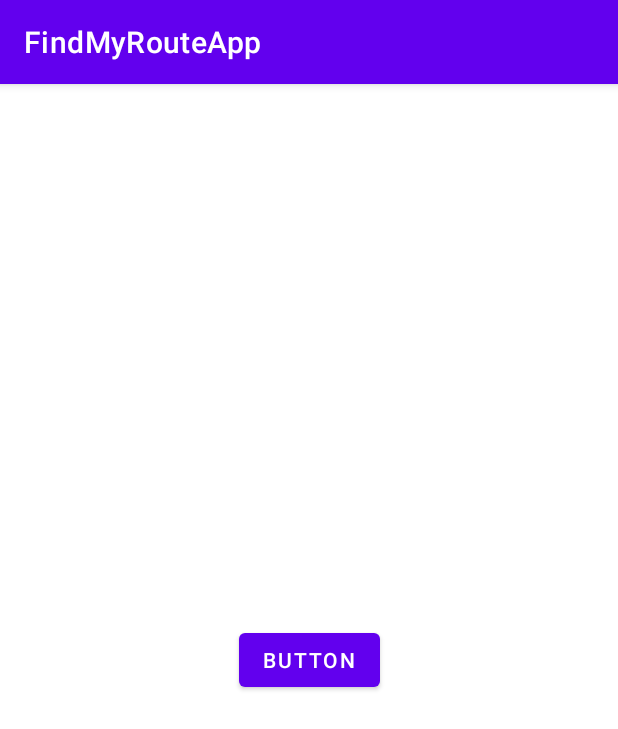
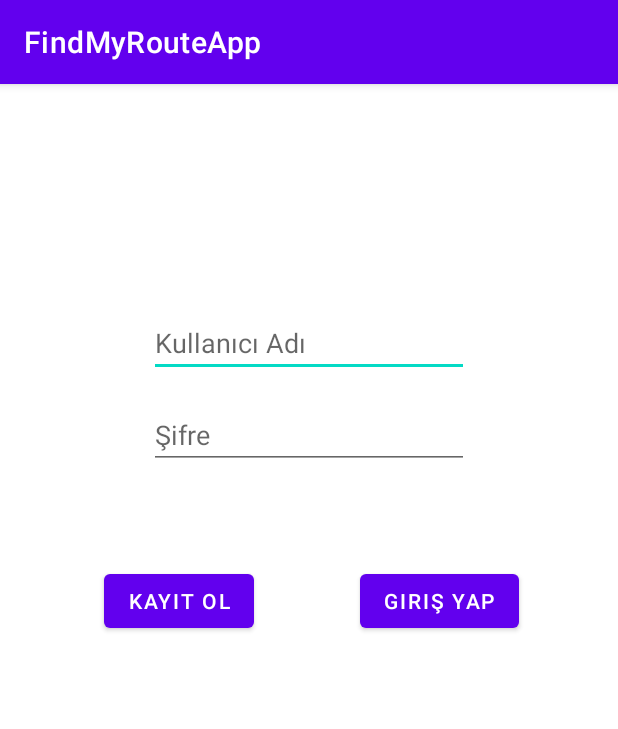
Before and after one commit to etasdemir/FindMyRoute, an Android app: the screen it shows after launch (LoginActivity), on a phone screen of 412 x 824 dp. Shown: the top 729 px of the screen. Run offline under Robolectric (Android 15) with nearby library versions, the phone set to English and light mode, and no system bars; our stand-ins replace Dagger/Hilt's generated code, Room's generated code, Timber; libraries missing offline, so code that uses them is left out: androidx.hilt.lifecycle.

Commit message:
Add sign in and sign up features

```diff
--- a/app/src/main/java/com/elacqua/findmyrouteapp/data/local/LocalRepository.kt
+++ b/app/src/main/java/com/elacqua/findmyrouteapp/data/local/LocalRepository.kt
@@ -1,7 +1,20 @@
 package com.elacqua.findmyrouteapp.data.local
 
+import com.elacqua.findmyrouteapp.data.local.dao.UserDao
+import com.elacqua.findmyrouteapp.data.local.model.User
 import javax.inject.Inject
+import javax.inject.Singleton
 
-class LocalRepository @Inject constructor() {
+@Singleton
+class LocalRepository @Inject constructor(
+    private val userDao: UserDao
+) {
+
+    suspend fun getUser(username: String, password: String) =
+        userDao.getUser(username, password)
+
+    suspend fun addUser(user: User) =
+        userDao.addUser(user)
+
 
 }
--- a/app/src/main/java/com/elacqua/findmyrouteapp/data/local/dao/UserDao.kt
+++ b/app/src/main/java/com/elacqua/findmyrouteapp/data/local/dao/UserDao.kt
@@ -10,10 +10,10 @@ import com.elacqua.findmyrouteapp.data.local.model.User
 @Dao
 interface UserDao {
 
-    @Insert(onConflict = OnConflictStrategy.ABORT)
+    @Insert(onConflict = OnConflictStrategy.IGNORE)
     suspend fun addUser(user: User): Long
 
     @Query("select * from User where username = :username and password = :password")
-    fun getUser(username: String, password: String): LiveData<User?>
+    suspend fun getUser(username: String, password: String): User?
 
 }
--- a/app/src/main/java/com/elacqua/findmyrouteapp/ui/login/LoginActivity.kt
+++ b/app/src/main/java/com/elacqua/findmyrouteapp/ui/login/LoginActivity.kt
@@ -1,8 +1,10 @@
 package com.elacqua.findmyrouteapp.ui.login
 
 import android.content.Intent
+import android.os.Bundle
+import android.widget.Toast
+import androidx.activity.viewModels
 import androidx.appcompat.app.AppCompatActivity
-import android.os.Bundle
 import com.elacqua.findmyrouteapp.R
 import com.elacqua.findmyrouteapp.ui.map.MapsActivity
 import dagger.hilt.android.AndroidEntryPoint
@@ -10,13 +12,80 @@ import kotlinx.android.synthetic.main.activity_main.*
 
 @AndroidEntryPoint
 class LoginActivity : AppCompatActivity() {
+
+    private val viewModel: LoginViewModel by viewModels()
+
     override fun onCreate(savedInstanceState: Bundle?) {
         super.onCreate(savedInstanceState)
         setContentView(R.layout.activity_main)
 
-        button.setOnClickListener {
-            navigateToMapActivity()
+        buttonSignInListener()
+        loginStatusObserver()
+        buttonSignUpListener()
+        registerStatusObserver()
+    }
+
+    private fun buttonSignInListener() {
+        btn_login_sign_in.setOnClickListener {
+            val username = txt_login_username.text.toString()
+            val password = txt_login_password.text.toString()
+            val isInputValid = checkUserCredentials(username, password)
+            if (isInputValid){
+                viewModel.getUser(username, password)
+            }
         }
+    }
+
+    private fun checkUserCredentials(username: String, password: String): Boolean {
+        return when {
+            username.isBlank() -> {
+                val message = getString(R.string.login_invalid_username)
+                makeShortToast(message)
+                false
+            }
+            password.isBlank() -> {
+                val message = getString(R.string.login_invalid_password)
+                makeShortToast(message)
+                false
+            }
+            else -> {
+                true
+            }
+        }
+    }
+
+    private fun loginStatusObserver() {
+        viewModel.loginStatus.observe(this, { status ->
+            if (status){
+                navigateToMapActivity()
+            } else {
+                val message = getString(R.string.login_wrong_credentials)
+                makeShortToast(message)
+            }
+        })
+    }
+
+    private fun buttonSignUpListener() {
+        btn_login_sign_up.setOnClickListener {
+            val username = txt_login_username.text.toString()
+            val password = txt_login_password.text.toString()
+            val isInputValid = checkUserCredentials(username, password)
+            if (isInputValid) {
+                viewModel.addUser(username, password)
+            }
+        }
+    }
+
+    private fun registerStatusObserver() {
+        viewModel.registerStatus.observe(this, { status ->
+            val message = if (status){
+                getString(R.string.login_sign_up_success)
+            } else {
+                getString(R.string.login_username_exist)
+
+            }
+            makeShortToast(message)
+        })
     }
 
     private fun navigateToMapActivity() {
@@ -24,4 +93,7 @@ class LoginActivity : AppCompatActivity() {
         startActivity(intent)
         finish()
     }
+
+    private fun makeShortToast(message: String) =
+        Toast.makeText(this, message, Toast.LENGTH_SHORT).show()
 }
--- /dev/null
+++ b/app/src/main/java/com/elacqua/findmyrouteapp/ui/login/LoginViewModel.kt
@@ -0,0 +1,50 @@
+package com.elacqua.findmyrouteapp.ui.login
+
+import androidx.hilt.lifecycle.ViewModelInject
+import androidx.lifecycle.LiveData
+import androidx.lifecycle.MutableLiveData
+import androidx.lifecycle.ViewModel
+import androidx.lifecycle.viewModelScope
+import com.elacqua.findmyrouteapp.data.local.LocalRepository
+import com.elacqua.findmyrouteapp.data.local.model.User
+import com.elacqua.findmyrouteapp.util.Utility.md5
+import kotlinx.coroutines.Dispatchers
+import kotlinx.coroutines.launch
+
+class LoginViewModel @ViewModelInject constructor(
+    private val localRepository: LocalRepository
+) : ViewModel() {
+
+    private val _loginStatus = MutableLiveData<Boolean>()
+    val loginStatus: LiveData<Boolean> = _loginStatus
+
+    private val _registerStatus = MutableLiveData<Boolean>()
+    val registerStatus: LiveData<Boolean> = _registerStatus
+
+    fun addUser(username: String, password: String){
+        viewModelScope.launch(Dispatchers.IO) {
+            val hashedPassword = password.md5
+            val user = User(username, hashedPassword)
+            val rowId = localRepository.addUser(user)
+            val invalidRowId = -1L
+            if (rowId == invalidRowId){
+                _registerStatus.postValue(false)
+            } else {
+                _registerStatus.postValue(true)
+            }
+        }
+    }
+
+    fun getUser(username: String, password: String){
+        viewModelScope.launch(Dispatchers.IO) {
+            val hashedPassword = password.md5
+            val user = localRepository.getUser(username, hashedPassword)
+            if (user == null){
+                _loginStatus.postValue(false)
+            } else {
+                _loginStatus.postValue(true)
+            }
+        }
+    }
+
+}
--- a/app/src/main/res/layout/activity_main.xml
+++ b/app/src/main/res/layout/activity_main.xml
@@ -7,13 +7,55 @@
     android:layout_height="match_parent"
     tools:context=".ui.login.LoginActivity">
 
-    <Button
-        android:id="@+id/button"
+    <EditText
+        android:id="@+id/txt_login_username"
         android:layout_width="wrap_content"
         android:layout_height="wrap_content"
-        android:text="Button"
-        app:layout_constraintBottom_toBottomOf="parent"
+        android:layout_marginTop="150dp"
+        android:ems="10"
+        android:hint="@string/login_username"
+        android:inputType="textPersonName"
         app:layout_constraintEnd_toEndOf="parent"
         app:layout_constraintStart_toStartOf="parent"
         app:layout_constraintTop_toTopOf="parent" />
+
+    <EditText
+        android:id="@+id/txt_login_password"
+        android:layout_width="wrap_content"
+        android:layout_height="wrap_content"
+        android:layout_marginTop="16dp"
+        android:ems="10"
+        android:hint="@string/login_password"
+        android:inputType="textPersonName"
+        app:layout_constraintStart_toStartOf="@+id/txt_login_username"
+        app:layout_constraintTop_toBottomOf="@+id/txt_login_username" />
+
+    <Button
+        android:id="@+id/btn_login_sign_up"
+        android:layout_width="wrap_content"
+        android:layout_height="wrap_content"
+        android:layout_marginStart="32dp"
+        android:layout_marginTop="64dp"
+        android:text="@string/login_sign_up"
+        app:layout_constraintEnd_toStartOf="@+id/guideline_login"
+        app:layout_constraintStart_toStartOf="parent"
+        app:layout_constraintTop_toBottomOf="@+id/txt_login_password" />
+
+    <Button
+        android:id="@+id/btn_login_sign_in"
+        android:layout_width="wrap_content"
+        android:layout_height="wrap_content"
+        android:layout_marginEnd="32dp"
+        android:text="@string/login_sign_in"
+        app:layout_constraintEnd_toEndOf="parent"
+        app:layout_constraintStart_toStartOf="@+id/guideline_login"
+        app:layout_constraintTop_toTopOf="@+id/btn_login_sign_up" />
+
+    <androidx.constraintlayout.widget.Guideline
+        android:id="@+id/guideline_login"
+        android:layout_width="wrap_content"
+        android:layout_height="wrap_content"
+        android:orientation="vertical"
+        app:layout_constraintGuide_percent="0.5"/>
+
 </androidx.constraintlayout.widget.ConstraintLayout>
--- a/app/src/main/res/values/strings.xml
+++ b/app/src/main/res/values/strings.xml
@@ -2,6 +2,16 @@
     <string name="app_name">FindMyRouteApp</string>
     <string name="title_activity_maps">Map</string>
 
+    // Login Screen
+    <string name="login_username">Kullanıcı Adı</string>
+    <string name="login_password">Şifre</string>
+    <string name="login_sign_in">Giriş Yap</string>
+    <string name="login_sign_up">Kayıt Ol</string>
+    <string name="login_wrong_credentials">Kullanıcı adı veya şifre yanlış</string>
+    <string name="login_invalid_username">Kullanıcı adı boş olamaz</string>
+    <string name="login_invalid_password">Şifre boş olamaz</string>
+    <string name="login_sign_up_success">Kaydolma başarılı. Giriş yapınız.</string>
+    <string name="login_username_exist">Bu kullanıcı adı kullanılmaktadır</string>
 
     // Save Location Fragment
     <string name="save_location_save">Kaydet</string>
```
Also changed, not shown: app/src/main/java/com/elacqua/findmyrouteapp/util/Utility.kt (added, +13 -0 lines).
